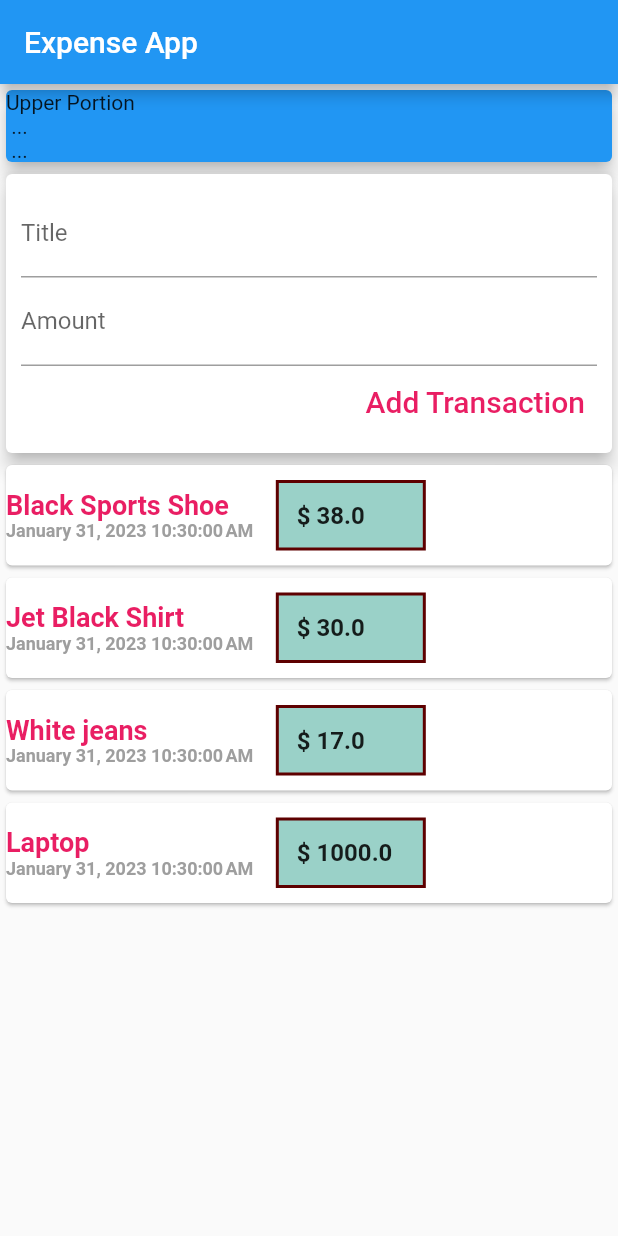
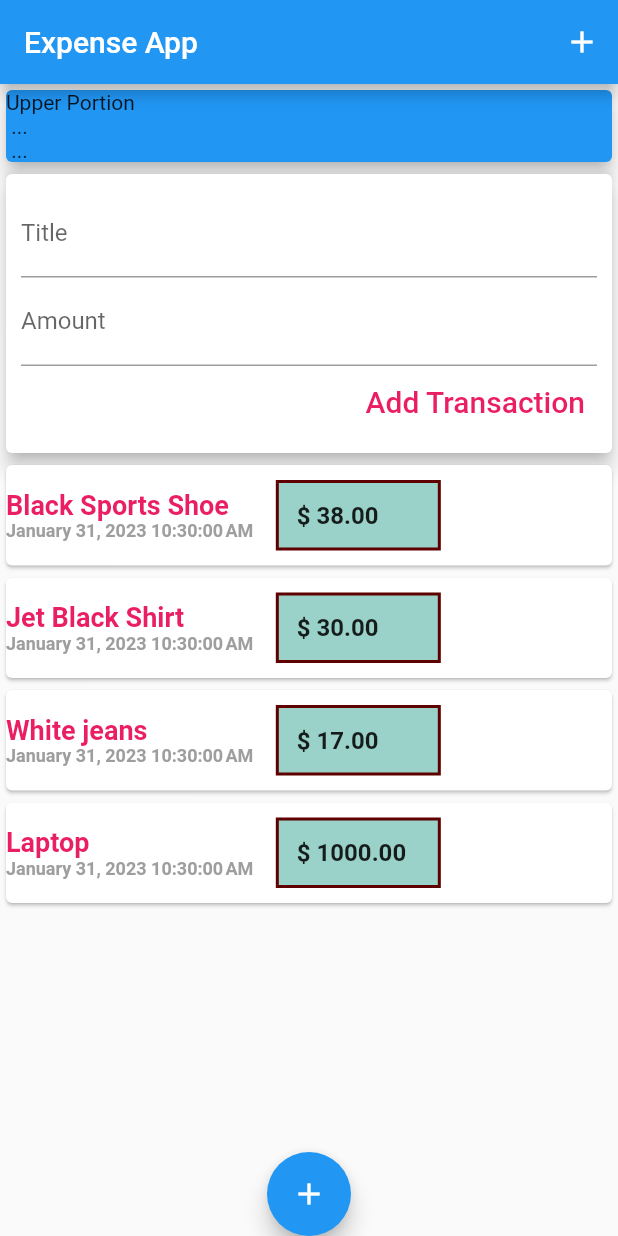
Before and after one commit to Ibrahim-Lokman/RedDot, a Flutter app: the screen it shows after launch, after a tap on "Add Transaction", on a phone screen of 412 x 824 dp. Run offline on Flutter 3.47's test engine with Material 2 defaults, Android fonts, the phone set to English and light mode, and no system bars.

Commit message:
AppBar button added, floatingActionButton added.

```diff
--- a/lib/main.dart
+++ b/lib/main.dart
@@ -23,7 +23,15 @@ class MyHomePage extends StatelessWidget {
   @override
   Widget build(BuildContext context) {
     return Scaffold(
-      appBar : AppBar( title: Text("Expense App"),) ,
+      appBar : AppBar(
+        title: Text("Expense App"),
+        actions: <Widget>[
+          IconButton(
+            onPressed: () => {},
+            icon: Icon(Icons.add),
+            )
+        ]
+        ) ,
         body : SingleChildScrollView(
           child: Column(
             mainAxisAlignment:  MainAxisAlignment.center,
@@ -41,6 +49,11 @@ class MyHomePage extends StatelessWidget {
             ],
           ),
       ),
+      floatingActionButtonLocation: FloatingActionButtonLocation.centerDocked,
+      floatingActionButton: FloatingActionButton(
+        child: Icon(Icons.add),
+        onPressed: () {},
+        ),
     );
   }
 }
--- a/lib/notezzzzzz.dart
+++ b/lib/notezzzzzz.dart
@@ -8,3 +8,6 @@
             // intl: ^0.18.0 package added in pubspec.yaml
 
             //List view has infinite height, therefore we need to wrap it with Container
+
+            //onSubmitted passes a value, onSubmitted : (_) => {functionName}
+            // (_) used when value is not important
--- a/lib/widgets/new_transaction.dart
+++ b/lib/widgets/new_transaction.dart
@@ -9,6 +9,24 @@ class NewTransaction extends StatelessWidget {
   final Function addTx;
 
   NewTransaction(this.addTx);
+
+
+
+  void submitData(){
+
+    final entererdTiltle = titleController.text;
+    final entererdAmount = double.parse(amountController.text);
+
+    if(entererdTiltle.isEmpty || entererdAmount <= 0) {
+      return;
+    }
+
+    addTx(
+       entererdTiltle,
+       entererdAmount
+    );
+
+  }
 
   @override
   Widget build(BuildContext context) {
@@ -22,19 +40,20 @@ class NewTransaction extends StatelessWidget {
                   TextField(
                     decoration: InputDecoration(labelText: 'Title'),
                     controller: titleController,
+                    onSubmitted: (_) => submitData(),
                     //onChanged: (value){},
                   ),
                   TextField(
                     decoration: InputDecoration(labelText: 'Amount'),
                     controller: amountController,
+                    keyboardType: TextInputType.numberWithOptions(decimal: true),
+                    onSubmitted: (_) => submitData(),
                     //onChanged: (value){},
 
                   ),
                     TextButton(
 
-                       onPressed: () {
-                        addTx(titleController.text, double.parse(amountController.text));
-                       },
+                       onPressed: submitData,
                        style: TextButton.styleFrom(
                             foregroundColor: Colors.pink,
                           //  backgroundColor: Color.fromARGB(255, 154, 209, 200),
--- a/lib/widgets/transaction_list.dart
+++ b/lib/widgets/transaction_list.dart
@@ -43,7 +43,7 @@ class TransactionList extends StatelessWidget {
                           ],
                         ),
                         Container(
-                          width: 100,
+                          width: 110,
                           padding: EdgeInsets.all(12),
                           margin: EdgeInsets.symmetric(
                             vertical: 10,
@@ -57,7 +57,7 @@ class TransactionList extends StatelessWidget {
                               )
                           ),
                           child: Text(
-                            "\$ ${transactions[index].amount}",
+                            "\$ ${transactions[index].amount.toStringAsFixed(2)}",
                             style: TextStyle(
                               fontSize: 16,
                               fontWeight: FontWeight.bold,
```
Lines whose indentation alone changed are shown as unchanged.
